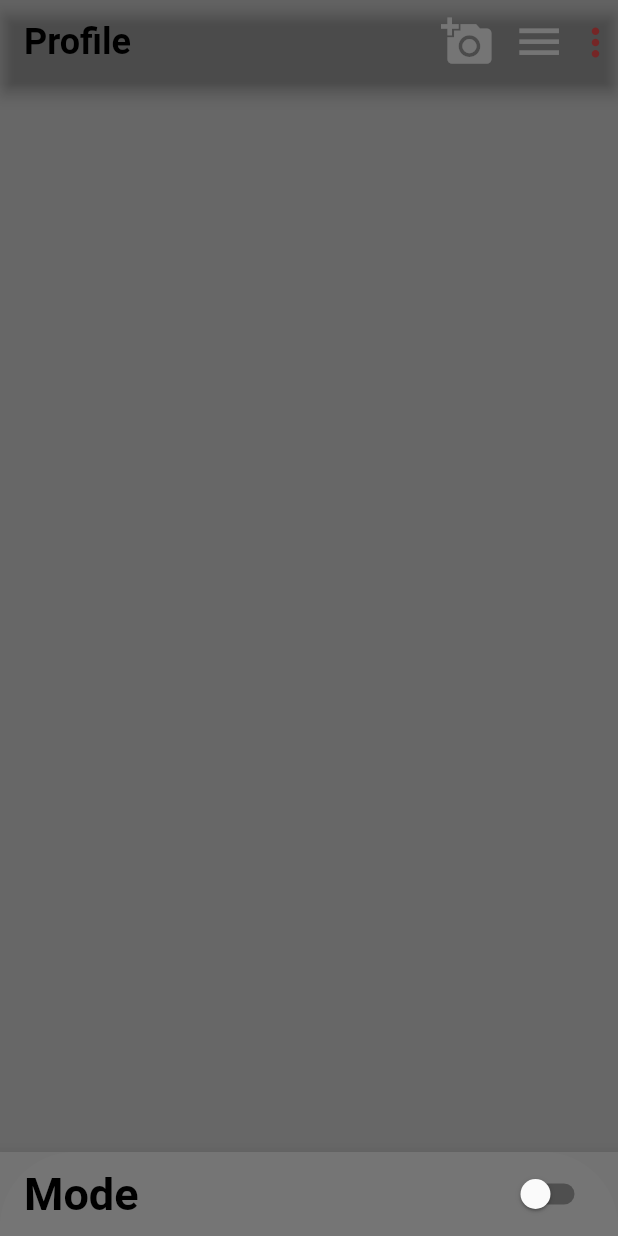
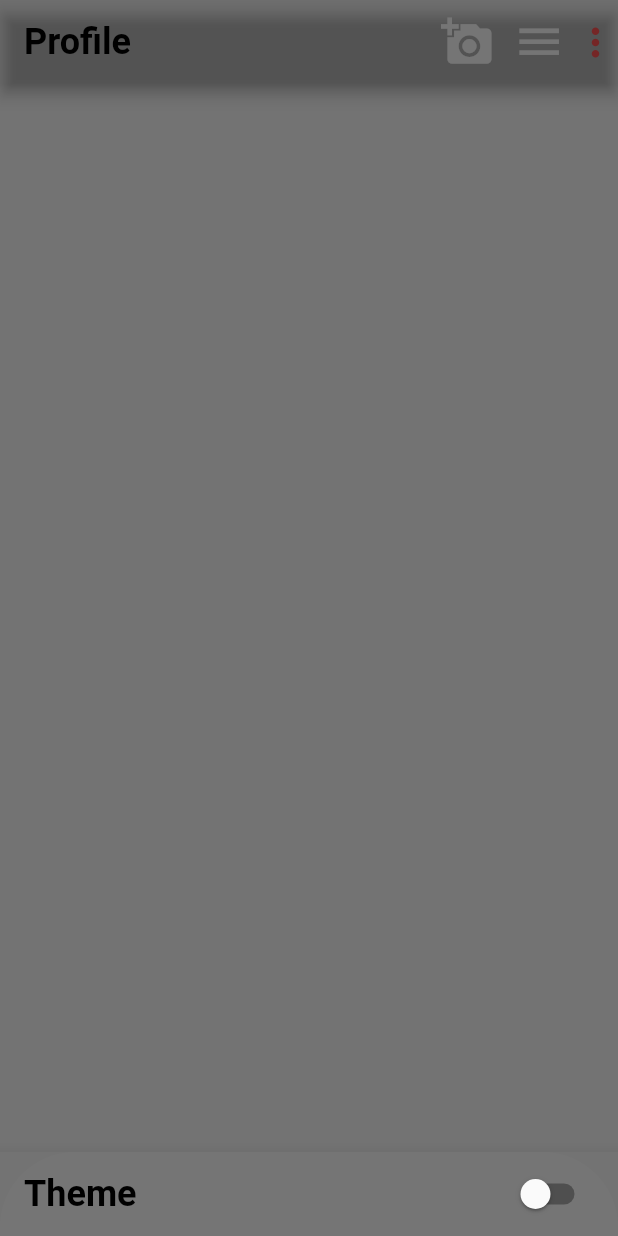
Before and after one commit to rohan165-boop/Project, a Flutter app: the HomePage screen opened directly, item 5 of the bottom bar chosen, after a tap on the "more vert" icon, on a phone screen of 412 x 824 dp. Run offline on Flutter 3.47's test engine with Material 2 defaults, Android fonts, the light colour scheme and no system bars.

Commit message:
theme change

```diff
--- a/lib/Pages/create_account_page.dart
+++ b/lib/Pages/create_account_page.dart
@@ -9,6 +9,8 @@ class CreateAccount extends StatefulWidget {
 }
 
 class _CreateAccountState extends State<CreateAccount> {
+  final TextEditingController phoneController = TextEditingController();
+  final TextEditingController passwordController = TextEditingController();
   bool _isPressed = false;
   bool isObscure = true;
 
@@ -83,6 +85,7 @@ class _CreateAccountState extends State<CreateAccount> {
                  Padding(
                   padding:const EdgeInsets.only(top: 430, left: 35, right: 35 ),
                   child: TextFormField(
+                    controller: phoneController,
                     keyboardType: TextInputType.number,
                     validator: (String? value) {
                       if (value == null || value.length<10 ) {
@@ -118,6 +121,7 @@ class _CreateAccountState extends State<CreateAccount> {
                 Padding(
                   padding:const EdgeInsets.only(top: 510, left: 35, right: 35 ),
                   child: TextFormField(
+                    controller: passwordController,
                     obscureText:  isObscure,
                     validator: (String? value) {
                       if (value == null|| value.length <8 ) {
@@ -151,6 +155,7 @@ class _CreateAccountState extends State<CreateAccount> {
                 Padding(
                   padding:const EdgeInsets.only(top: 590, left: 35, right: 35 ),
                   child: TextFormField(
+                    controller: passwordController,
                     obscureText:  isObscure,
                     validator: (String? value) {
                       if (value == null|| value.length <8 ) {
--- a/lib/Pages/home_page.dart
+++ b/lib/Pages/home_page.dart
@@ -38,7 +38,6 @@ class _HomePageState extends State<HomePage> {
         return false;
       },
       child: Scaffold(
-        backgroundColor: Colors.grey.shade200,
         body: page[_currentIndex],
         bottomNavigationBar: BottomNavigationBar(
           selectedItemColor: Colors.lightGreenAccent,
--- a/lib/Pages/login_page.dart
+++ b/lib/Pages/login_page.dart
@@ -10,6 +10,8 @@ class LoginPage extends StatefulWidget {
 }
 
 class _LoginPageState extends State<LoginPage> {
+  final TextEditingController phoneController = TextEditingController();
+  final TextEditingController passwordController = TextEditingController();
   bool _isPressed = false;
   bool isObscure = true;
 
@@ -84,6 +86,7 @@ class _LoginPageState extends State<LoginPage> {
                  Padding(
                   padding:const EdgeInsets.only(top: 450, left: 35, right: 35 ),
                   child: TextFormField(
+                    controller: phoneController,
                     keyboardType: TextInputType.number,
                     maxLength: 10,
                     validator: (String? value) {
@@ -120,6 +123,7 @@ class _LoginPageState extends State<LoginPage> {
                 Padding(
                   padding:const EdgeInsets.only(top: 550, left: 35, right: 35 ),
                   child: TextFormField(
+                    controller: passwordController,
                     obscureText: isObscure,
                     validator: (String? value) {
                       if( value == null || value.length<8 ){
--- a/lib/featurse/home/view/home_view.dart
+++ b/lib/featurse/home/view/home_view.dart
@@ -11,7 +11,6 @@ class _HomeViewState extends State<HomeView> {
   @override
   Widget build(BuildContext context) {
     return Scaffold(
-      backgroundColor: Colors.grey.shade300,
       appBar: AppBar(
         backgroundColor: Colors.transparent,
         automaticallyImplyLeading: false,
--- a/lib/featurse/post/view/post_view.dart
+++ b/lib/featurse/post/view/post_view.dart
@@ -11,7 +11,6 @@ class _PostViewState extends State<PostView> {
   @override
   Widget build(BuildContext context) {
     return Scaffold(
-      backgroundColor: Colors.grey.shade300,
       appBar: AppBar(
         backgroundColor: Colors.transparent,
         automaticallyImplyLeading: false,
--- a/lib/featurse/profile/view/profile_view.dart
+++ b/lib/featurse/profile/view/profile_view.dart
@@ -15,7 +15,6 @@ class _ProfileState extends State<Profile> {
   Widget build(BuildContext context) {
     final themepro = Provider.of<ThemeProvider>(context);
     return Scaffold(
-      backgroundColor: Colors.grey.shade300,
       appBar: AppBar(
         backgroundColor: Colors.transparent,
         automaticallyImplyLeading: false,
@@ -50,9 +49,9 @@ class _ProfileState extends State<Profile> {
                     mainAxisSize: MainAxisSize.min,
                     children: [
                       ListTile(
-                        title:const Text("Mode",
+                        title:const Text("Theme",
                         style: TextStyle(
-                          fontSize: 30,
+                          fontSize: 24,
                           fontWeight: FontWeight.bold,
                           color: Colors.black,
                         ),),
--- a/lib/featurse/search/view/search_view.dart
+++ b/lib/featurse/search/view/search_view.dart
@@ -11,7 +11,6 @@ class _SearchViewState extends State<SearchView> {
   @override
   Widget build(BuildContext context) {
     return Scaffold(
-      backgroundColor: Colors.grey.shade300,
       appBar: AppBar(
         backgroundColor: Colors.transparent,
         automaticallyImplyLeading: false,
--- a/lib/featurse/shop/view/shop_view.dart
+++ b/lib/featurse/shop/view/shop_view.dart
@@ -11,7 +11,6 @@ class _ShopViewState extends State<ShopView> {
   @override
   Widget build(BuildContext context) {
     return Scaffold(
-      backgroundColor: Colors.grey.shade300,
       appBar: AppBar(
         backgroundColor: Colors.transparent,
         automaticallyImplyLeading: false,
```
